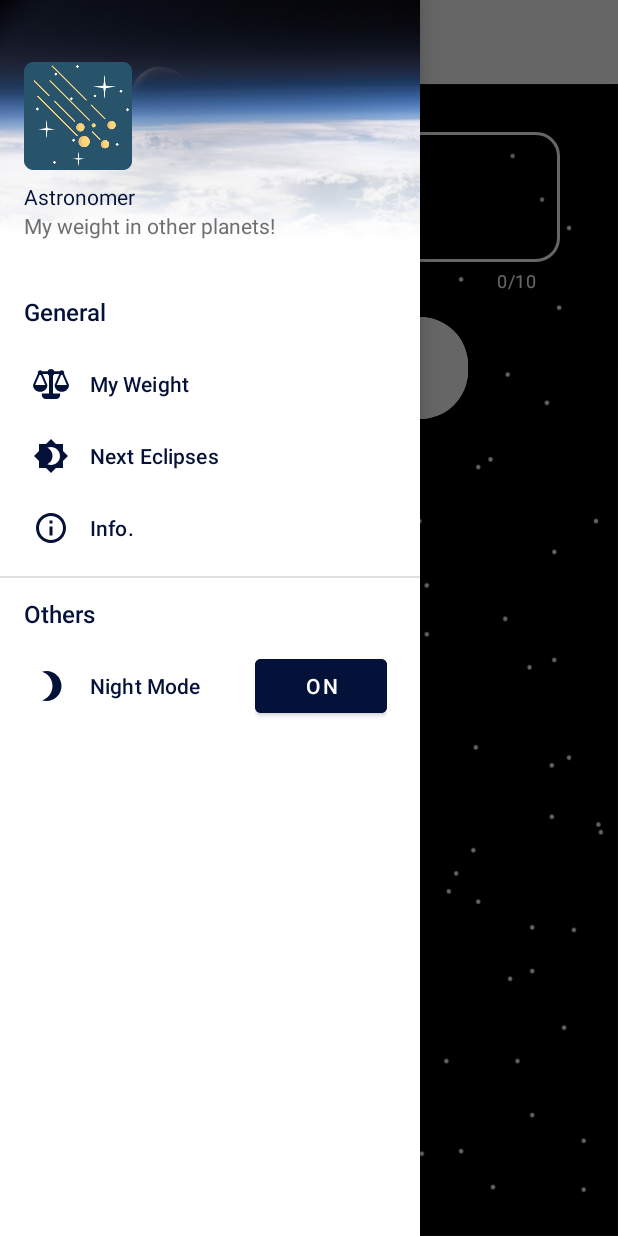
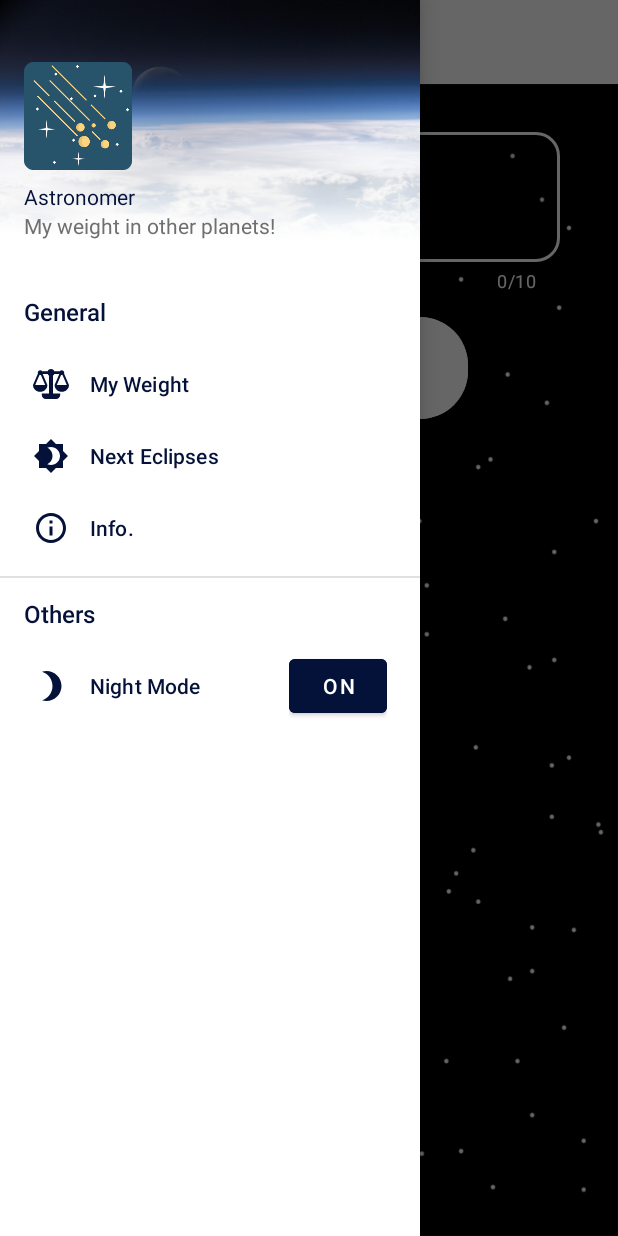
Before and after one commit to juampiludu/Astronomer, an Android app: the screen it shows after launch (MainActivity), with the side drawer open, on a phone screen of 412 x 824 dp. Run offline under Robolectric (Android 15) with nearby library versions, the phone set to English and light mode, and no system bars; our stand-ins replace navigation-ui; Roboto replaces fonts that are not available here.

Commit message:
issue with navigation view icon solved

```diff
--- a/app/build.gradle
+++ b/app/build.gradle
@@ -42,7 +42,6 @@ dependencies {
     implementation "org.jetbrains.kotlin:kotlin-stdlib-jdk7:$kotlin_version"
     implementation 'androidx.appcompat:appcompat:1.1.0'
     implementation 'androidx.core:core-ktx:1.2.0'
-    implementation 'com.shreyaspatil:MaterialNavigationView:1.2'
     implementation 'androidx.legacy:legacy-support-v4:1.0.0'
     implementation 'com.google.android.material:material:1.2.0-alpha05'
     implementation 'androidx.constraintlayout:constraintlayout:1.1.3'
--- a/app/src/main/java/com/example/astronomer/MainActivity.kt
+++ b/app/src/main/java/com/example/astronomer/MainActivity.kt
@@ -49,10 +49,8 @@ class MainActivity : AppCompatActivity() {
         val buttonSwitch: Button = navView.menu.findItem(R.id.switch1).actionView.findViewById(R.id.buttonSwitch)
 
         val color = getColor(R.color.colorText)
-        val icon = resources.getDrawable(R.drawable.ic_menu_toolbar)
         toolbar.setTitleTextColor(color)
-        icon.setColorFilter(resources.getColor(R.color.colorText), PorterDuff.Mode.SRC_IN)
-        toolbar.navigationIcon = icon
+        toolbar.navigationIcon?.setColorFilter(resources.getColor(R.color.colorText), PorterDuff.Mode.SRC_IN)
 
         spannable1.setSpan(TextAppearanceSpan(this, R.style.TextAppearanceTitle), 0, spannable1.length, 0)
         spannable2.setSpan(TextAppearanceSpan(this, R.style.TextAppearanceTitle), 0, spannable2.length, 0)
--- a/app/src/main/java/com/example/astronomer/SplashActivity.kt
+++ b/app/src/main/java/com/example/astronomer/SplashActivity.kt
@@ -1,16 +1,27 @@
 package com.example.astronomer
 
 import android.content.Intent
+import android.content.SharedPreferences
 import androidx.appcompat.app.AppCompatActivity
 import android.os.Bundle
 import android.os.Handler
 import android.view.Window
 import android.view.WindowManager
+import androidx.appcompat.app.AppCompatDelegate
 
 class SplashActivity : AppCompatActivity() {
 
     override fun onCreate(savedInstanceState: Bundle?) {
         super.onCreate(savedInstanceState)
+
+        val appSettingPrefs: SharedPreferences = getSharedPreferences("AppSettingsPrefs", 0)
+        val isNightModeOn: Boolean = appSettingPrefs.getBoolean("NightMode", false)
+
+        if(isNightModeOn){
+            AppCompatDelegate.setDefaultNightMode(AppCompatDelegate.MODE_NIGHT_NO)
+        } else {
+            AppCompatDelegate.setDefaultNightMode(AppCompatDelegate.MODE_NIGHT_YES)
+        }
 
         window.requestFeature(Window.FEATURE_NO_TITLE)
         window.setFlags(WindowManager.LayoutParams.FLAG_FULLSCREEN, WindowManager.LayoutParams.FLAG_FULLSCREEN)
--- a/app/src/main/res/drawable/ic_menu_toolbar.xml
+++ /dev/null
@@ -1,5 +0,0 @@
-<vector android:height="24dp" android:tint="#FFFFFF"
-    android:viewportHeight="24.0" android:viewportWidth="24.0"
-    android:width="24dp" xmlns:android="http://schemas.android.com/apk/res/android">
-    <path android:fillColor="#FF000000" android:pathData="M2,15.5v2h20v-2L2,15.5zM2,10.5v2h20v-2L2,10.5zM2,5.5v2h20v-2L2,5.5z"/>
-</vector>
--- a/app/src/main/res/layout/activity_splash.xml
+++ b/app/src/main/res/layout/activity_splash.xml
@@ -28,8 +28,9 @@
         android:fontFamily="@font/alegreya_sans"
         android:gravity="center"
         android:text="developed by ludev"
-        android:textColor="#B4FFFFFF"
+        android:textColor="#6F6F6F"
         android:textSize="22sp"
+        android:textStyle="bold"
         app:layout_constraintBottom_toBottomOf="parent"
         app:layout_constraintEnd_toEndOf="parent"
         app:layout_constraintHorizontal_bias="0.497"
--- a/app/src/main/res/layout/switch_item.xml
+++ b/app/src/main/res/layout/switch_item.xml
@@ -6,7 +6,7 @@
 
     <Button
         android:id="@+id/buttonSwitch"
-        android:layout_width="wrap_content"
+        android:layout_width="65dp"
         android:layout_height="wrap_content"
         android:backgroundTint="@color/colorText"
         android:text="ON"
--- a/app/src/main/res/values-night/colors.xml
+++ b/app/src/main/res/values-night/colors.xml
@@ -7,6 +7,6 @@
 
     <color name="colorText">#041138</color>
     <color name="colorIcons">#041138</color>
-    <color name="colorNavBar">#ffffff</color>
+    <color name="colorNavBar">#A0A0A0</color>
     <color name="colorBackrounds">#ffffff</color>
 </resources>
```
Also changed, not shown: 3 other files.
